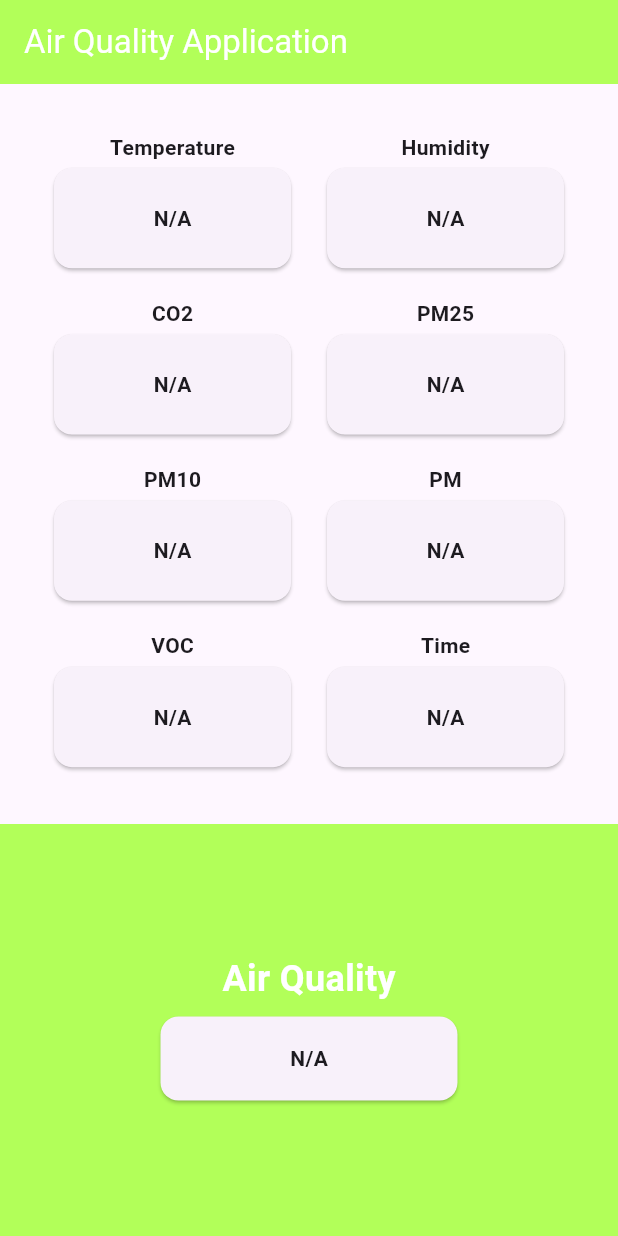
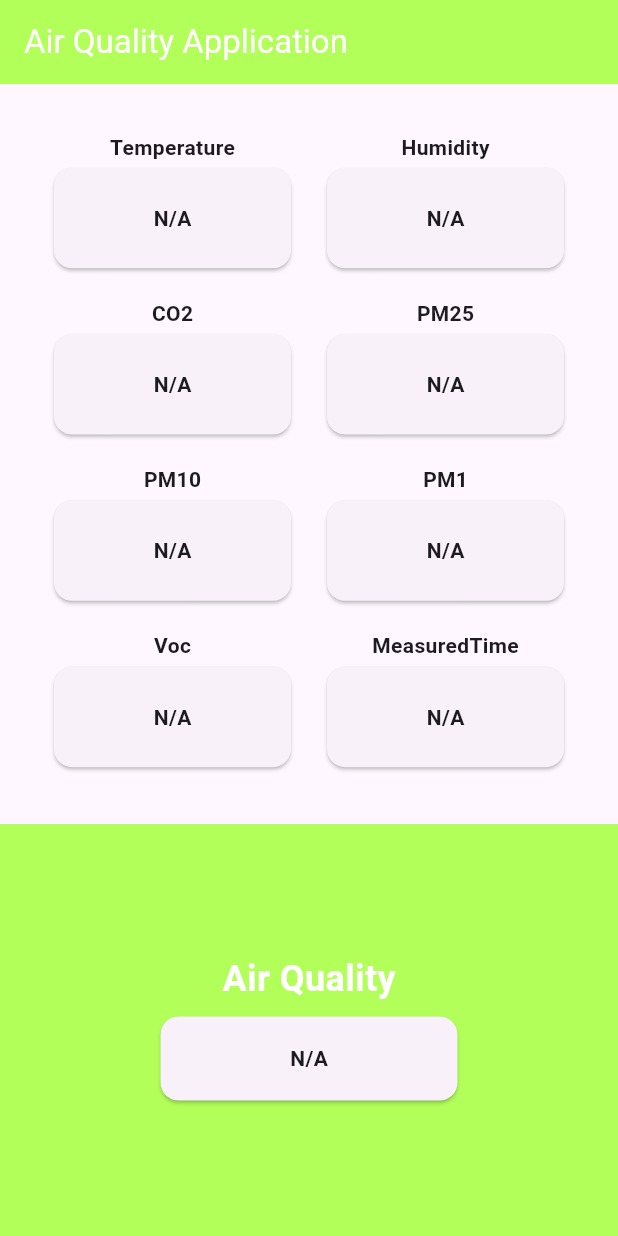
Before and after one commit to iberatd/air_quality, a Flutter app: the screen it shows after launch, on a phone screen of 412 x 824 dp. Run offline on Flutter 3.47's test engine with Material 3 defaults, Android fonts, the phone set to English and light mode, and no system bars; our stand-ins replace firebase_core, firebase_database; accounts and stored records are empty.

Commit message:
update at every ne object

```diff
--- a/lib/homepage.dart
+++ b/lib/homepage.dart
@@ -16,9 +16,9 @@ class _HomePageState extends State<HomePage> {
     'CO2',
     'PM25',
     'PM10',
-    'PM',
-    'VOC',
-    'Time',
+    'PM1',
+    'Voc',
+    'MeasuredTime',
   ];
 
   @override
@@ -38,8 +38,11 @@ class _HomePageState extends State<HomePage> {
         stream: firebaseService.dataStream,
         builder: (BuildContext context, AsyncSnapshot<DatabaseEvent> snapshot) {
           if (snapshot.hasData && snapshot.data != null) {
-            var valueMap =
+            var rawMap =
                 snapshot.data!.snapshot.value as Map<dynamic, dynamic>?;
+            var key = rawMap?.keys.first;
+            var valueMap = rawMap?[key];
+            print(valueMap);
             var targetValue = valueMap?['target'] ?? 'N/A';
 
             return Stack(
```
Also changed, not shown: lib/firebase_service.dart (+5 -2 lines).
